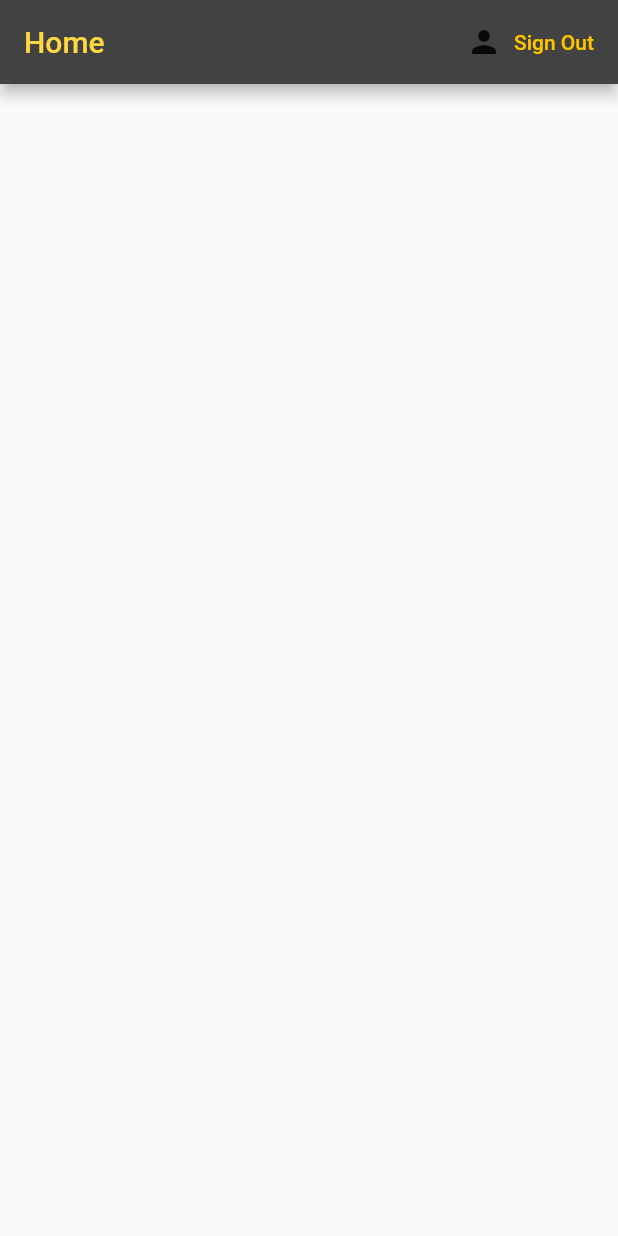
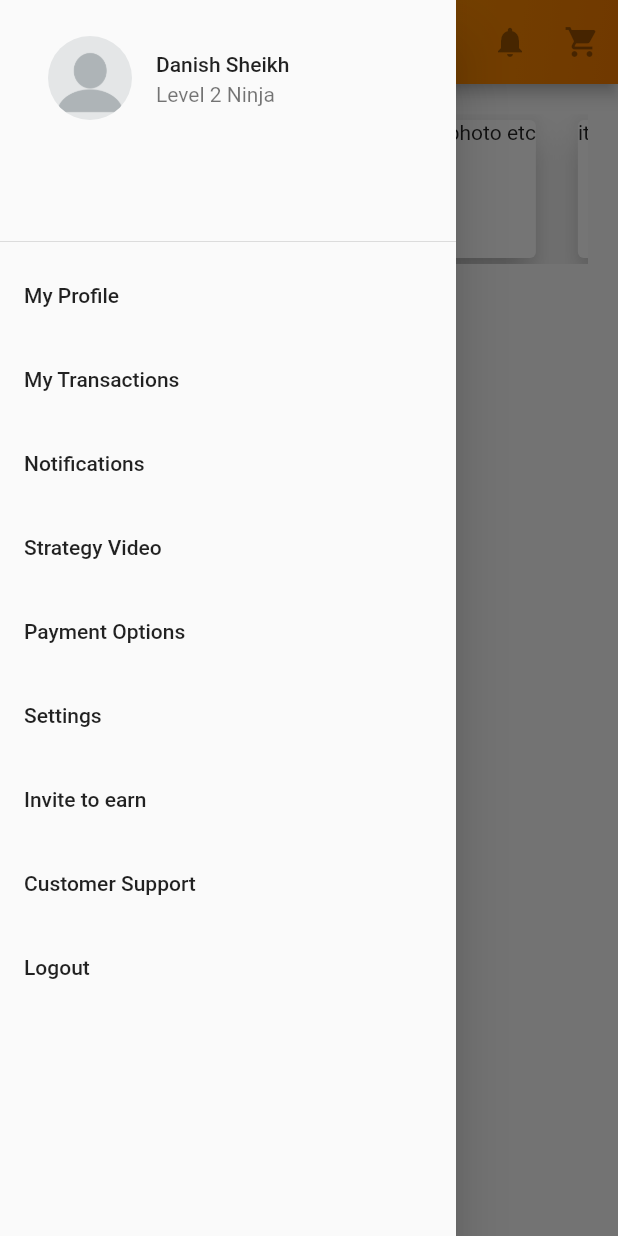
Before and after one commit to DanishSheikh1999/B2B_E_Commerse, a Flutter app: the screen it shows once a user with an empty profile is signed in, with the side drawer open (before the commit the screen has no drawer), on a phone screen of 412 x 824 dp. Run offline on Flutter 3.47's test engine with Material 2 defaults, Android fonts, the phone set to English and light mode, and no system bars; our stand-ins replace cloud_firestore, connectivity, firebase_auth, firebase_core, firebase_storage, flutter_offline and 4 more; accounts and stored records are empty.

Commit message:
home_screen

```diff
--- /dev/null
+++ b/flutter_sign/lib/custom_classes/search.dart
@@ -0,0 +1,41 @@
+import 'package:flutter/material.dart';
+
+class Search extends SearchDelegate<String>{
+  Search({ String hintText,
+     }) : super(
+       searchFieldLabel: hintText,
+       keyboardType: TextInputType.text,
+       textInputAction: TextInputAction.search,
+     );
+  @override
+  List<Widget> buildActions(BuildContext context) {
+      return [IconButton(icon: Icon(Icons.cancel), onPressed: (){
+        query="";
+      })];
+    }
+
+    @override
+    Widget buildLeading(BuildContext context) {
+
+
+      return IconButton(icon: AnimatedIcon(
+        icon: AnimatedIcons.menu_arrow,
+        progress: transitionAnimation,),
+        onPressed: (){
+          close(context, null);
+        });
+    }
+
+    @override
+    Widget buildResults(BuildContext context) {
+      // TODO: implement buildResults
+      return null;
+    }
+
+    @override
+    Widget buildSuggestions(BuildContext context) {
+    // TODO: implement buildSuggestions
+    return Container();
+  }
+
+}
--- a/flutter_sign/lib/main.dart
+++ b/flutter_sign/lib/main.dart
@@ -1,9 +1,15 @@
+import 'dart:async';
+
+
 import 'package:flutter/material.dart';
+import 'package:flutter/services.dart';
+import 'package:flutter_sign/screens/internet_Checker.dart';
 import 'package:flutter_sign/screens/wrapper.dart';
 import 'package:flutter_sign/services/firebase_auth.dart';
 import 'package:provider/provider.dart';
 import 'package:firebase_core/firebase_core.dart';
 import 'package:firebase_auth/firebase_auth.dart';
+import 'package:connectivity/connectivity.dart';
 
 
 void main() async {
@@ -12,12 +18,74 @@ void main() async {
   runApp(App());
 }
 
-class App extends StatelessWidget {
+class App extends StatefulWidget {
   @override
+  _AppState createState() => _AppState();
+}
+
+class _AppState extends State<App> {
+  @override
+
+  final Connectivity _connectivity = Connectivity();
+  StreamSubscription<ConnectivityResult> _connectivitySubscription;
+
+  @override
+  void initState() {
+    super.initState();
+
+    initConnectivity();
+    _connectivitySubscription =
+        _connectivity.onConnectivityChanged.listen(_updateConnectionStatus);
+  }
+
+  @override
+  void dispose() {
+    _connectivitySubscription.cancel();
+    super.dispose();
+  }
+
+  // Platform messages are asynchronous, so we initialize in an async method.
+  Future<void> initConnectivity() async {
+    ConnectivityResult result;
+    // Platform messages may fail, so we use a try/catch PlatformException.
+    try {
+      result = await _connectivity.checkConnectivity();
+    } on PlatformException catch (e) {
+      print(e.toString());
+    }
+
+    // If the widget was removed from the tree while the asynchronous platform
+    // message was in flight, we want to discard the reply rather than calling
+    // setState to update our non-existent appearance.
+    if (!mounted) {
+      return Future.value(null);
+    }
+
+    return _updateConnectionStatus(result);
+  }
+
   Widget build(BuildContext context) {
     return StreamProvider<User>.value(
         value: AuthService().user,
-        child: MaterialApp(home: Wrapper(),
+        child: MaterialApp(home: Wrapper()
+
             ));
   }
+   Future<void> _updateConnectionStatus(ConnectivityResult result) async {
+
+    switch (result) {
+      case ConnectivityResult.wifi:
+      case ConnectivityResult.mobile:
+        print("Connection - mobile",);
+
+        break;
+      case ConnectivityResult.none:
+        print("Connection - none");
+        break;
+      default:
+        print("Connection - Default");
+        break;
+    }
+  }
+
 }
--- a/flutter_sign/lib/screens/home/home.dart
+++ b/flutter_sign/lib/screens/home/home.dart
@@ -1,5 +1,6 @@
 import 'package:firebase_auth/firebase_auth.dart';
 import 'package:flutter/material.dart';
+import 'package:flutter_sign/custom_classes/search.dart';
 import 'package:flutter_sign/screens/authenticate/authenticate.dart';
 import 'package:flutter_sign/screens/wrapper.dart';
 import 'package:flutter_sign/services/firebase_auth.dart';
@@ -18,24 +19,71 @@ class _HomeState extends State<Home> {
 
     return Scaffold(
         appBar: AppBar(
+        flexibleSpace: Container(
+          decoration: BoxDecoration(
+            gradient: LinearGradient(
+              begin: Alignment.topLeft,
+                end: Alignment.bottomRight,
+                colors: <Color>[
+                Colors.orange[500],
+                  Colors.orange[600],
+                  Colors.orange[600],
+                  Colors.orange[700],
+            ])
+         ),
+     ),
       title: Text(
         "Home",
         style: TextStyle(color: Colors.amberAccent[200]),
       ),
       actions: [
-        FlatButton.icon(
-            onPressed: () async {
-               await _auth.signOut();
-              final user = Provider.of<User>(context,listen: false);
-               if(user==null)
-                 Navigator.pushReplacement(context,  MaterialPageRoute(builder: (context)=>Authenticate()));
-               print(user);
-            },
-            icon: Icon(Icons.person),
-            label: Text("Sign Out",
-                style: TextStyle(color: Colors.amberAccent[400])))
+        IconButton(icon: Icon(Icons.search), onPressed: (){
+          showSearch(context: context, delegate: Search(hintText:"What are you looking for?"));
+        }),
+        IconButton(icon: Icon(Icons.notifications), onPressed: null),
+        IconButton(icon: Icon(Icons.shopping_cart), onPressed: null)
+
       ],
-      backgroundColor: Colors.grey[800],
-    ));
+    ),
+    drawer: Drawer(
+      child: ListView(
+        children: [
+          DrawerHeader(child: ListTile(leading: ClipRRect(borderRadius: BorderRadius.circular(100), child: Image(image:AssetImage("assets/pf.png"))),title: Text("Danish Sheikh"),subtitle: Text("Level 2 Ninja"),)),
+          ListTile(title:Text("My Profile")),
+          ListTile(title:Text("My Transactions")),
+          ListTile(title:Text("Notifications")),
+          ListTile(title:Text("Strategy Video")),
+          ListTile(title:Text("Payment Options")),
+          ListTile(title:Text("Settings")),
+           ListTile(title:Text("Invite to earn")),
+            ListTile(title:Text("Customer Support")),
+             ListTile(title:Text("Logout")),
+
+        ],)
+    ),
+    body: Padding(
+      padding: EdgeInsets.all(20),
+          child: Stack(
+        children:[
+          Container(
+            height: 100,
+            child: ListView.separated(
+                        scrollDirection: Axis.horizontal,
+                        itemCount: 10,
+                        separatorBuilder: (BuildContext context, int index) {
+
+                          return  SizedBox(width:20);
+                        },
+                        itemBuilder: (BuildContext context, int index) {
+                          return Card(
+                            elevation: 10,
+                            child: Text("item $index product photo etc"),
+                          );
+                        },
+                      )
+          )
+        ]
+      ),
+    ),);
   }
 }
--- a/flutter_sign/pubspec.yaml
+++ b/flutter_sign/pubspec.yaml
@@ -36,6 +36,9 @@ dependencies:
   google_sign_in:
   image_picker: ^0.6.7+12
   shared_preferences:
+  connectivity:
+  flutter_spinkit: "^4.1.2"
+  flutter_offline: "^0.3.0"
 
 dev_dependencies:
   flutter_test:
```
Also changed, not shown: flutter_sign/lib/screens/Loading_screen.dart (added, +88 -0 lines), flutter_sign/lib/screens/authenticate/registration_continued.dart (+11 -1 lines), flutter_sign/lib/screens/internet_Checker.dart (added, +27 -0 lines), flutter_sign/lib/services/firebase_auth.dart (+9 -1 lines), flutter_sign/pubspec.lock.
